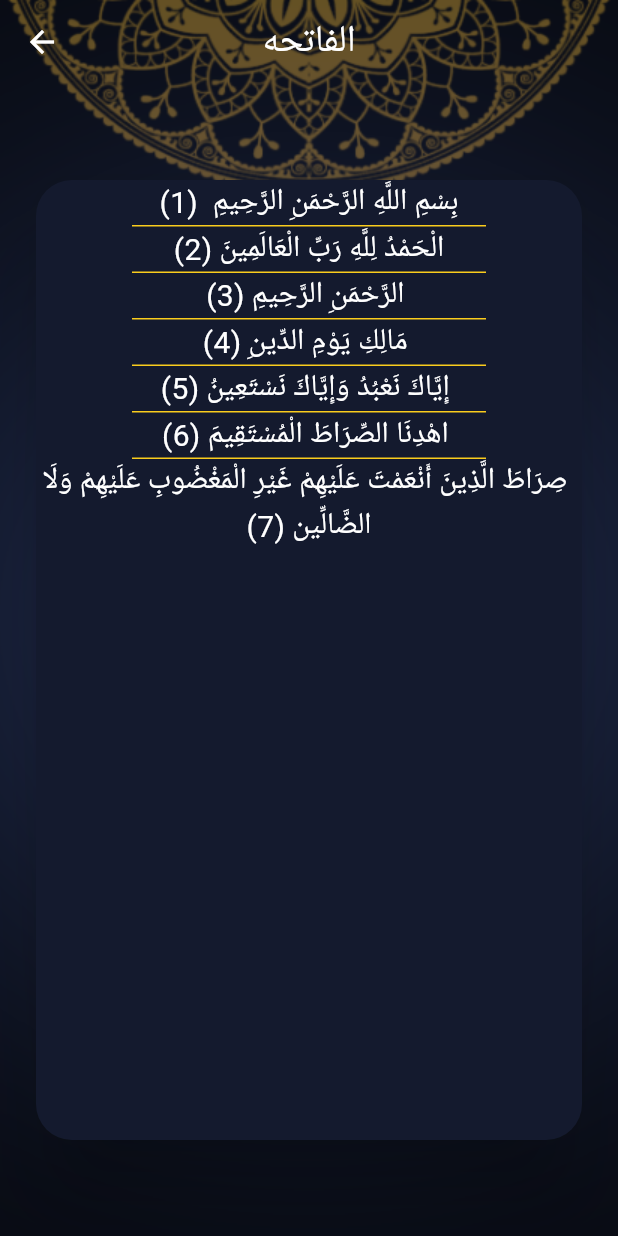
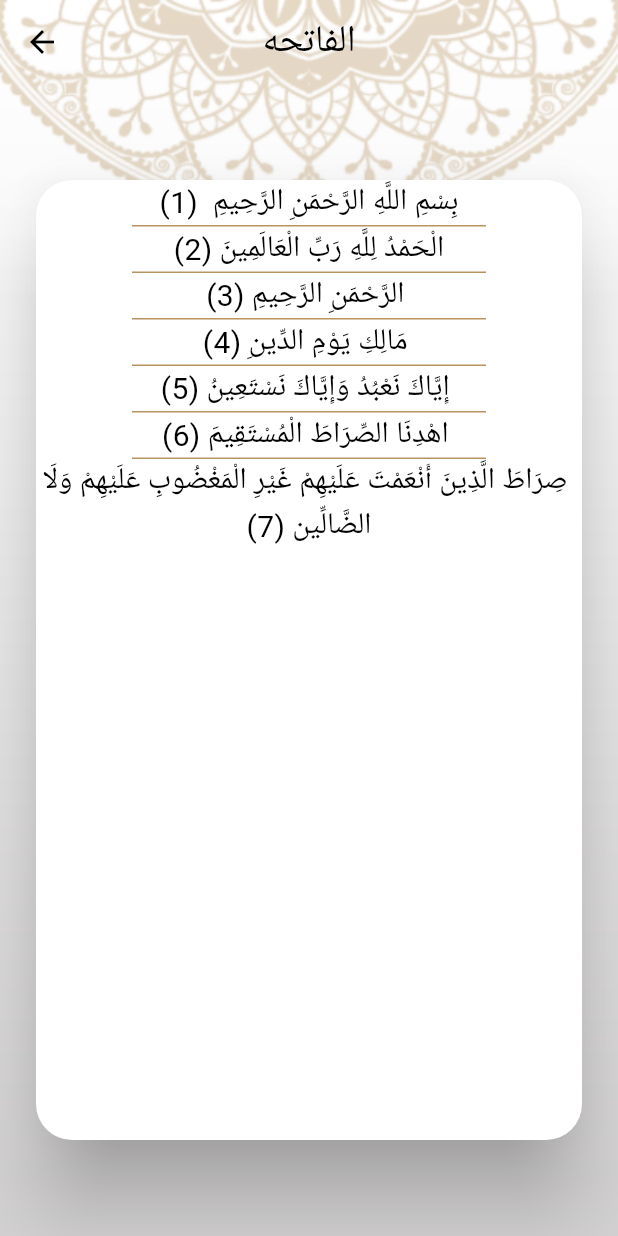
Before and after one commit to ShimaaShams2022/my_isalmi_app_2024, a Flutter app: the screen it shows after launch, after a tap on "الفاتحه", on a phone screen of 412 x 824 dp. Run offline on Flutter 3.47's test engine with Material 3 defaults, Android fonts, the light colour scheme and no system bars; generated files the repository leaves out were written again; Roboto replaces fonts that are missing (Intel).

Commit message:
feature: add setting tab note:using multi provider to change between dark and light mood and choose language between arabic and english

```diff
--- a/lib/appTranslation.dart
+++ /dev/null
@@ -1,6 +0,0 @@
-import 'package:flutter/cupertino.dart';
-import 'package:flutter_gen/gen_l10n/app_localizations.dart';
-
-AppLocalizations appTranslation(BuildContext context){
-  return AppLocalizations.of(context)!;
-}
--- a/lib/hadeth/Hadethtab.dart
+++ b/lib/hadeth/Hadethtab.dart
@@ -1,12 +1,9 @@
 import 'package:flutter/material.dart';
 import 'package:flutter/services.dart';
 import 'package:new_islami_app_c11/hadeth/HadethTitle.dart';
-import 'package:new_islami_app_c11/theme/MyTheme.dart';
 
 import '../ui_utilities.dart';
 
-
-import '../appTranslation.dart';
 
 class HadethTab extends StatefulWidget {
   HadethTab({super.key});
@@ -37,7 +34,7 @@ class _HadethTabState extends State<HadethTab> {
        Padding(
         padding: EdgeInsets.symmetric(vertical: 8.0),
         child: Text(
-          appTranslation(context).hadethNumber,
+          getTranslation(context).hadethNumber,
           style: Theme.of(context).textTheme.titleMedium,
         ),
       ),
--- a/lib/home/ButtomNavItem.dart
+++ b/lib/home/BottomNavigationItem.dart
@@ -1,9 +1,7 @@
 import 'package:flutter/material.dart';
-import 'package:new_islami_app_c11/theme/MyTheme.dart';
 
-
-class ButtonNavItem extends BottomNavigationBarItem {
-   ButtonNavItem(
+class BottomNavigationItem extends BottomNavigationBarItem {
+   BottomNavigationItem(
        String title,
        String iconPath,
        Color backGroundColor,
--- a/lib/home/DefaultScreen.dart
+++ b/lib/home/DefaultScreen.dart
@@ -1,6 +1,7 @@
 import 'package:flutter/material.dart';
-import 'package:new_islami_app_c11/theme/MyTheme.dart';
+import 'package:new_islami_app_c11/providers/ThemeProvider.dart';
 import 'package:new_islami_app_c11/ui_utilities.dart';
+import 'package:provider/provider.dart';
 
 class DefaultScreen extends StatelessWidget {
    DefaultScreen({required this.body,super.key});
@@ -10,7 +11,9 @@ class DefaultScreen extends StatelessWidget {
 
   @override
   Widget build(BuildContext context) {
-    bool isDark=MyThemeData.isDark;
+
+    ThemeProvider provider = Provider.of<ThemeProvider>(context);
+    bool isDark=provider.isDarkEnabled();
     return Stack(
         children: [
           Image.asset(
--- a/lib/home/HomeScreen.dart
+++ b/lib/home/HomeScreen.dart
@@ -1,13 +1,12 @@
 import 'package:flutter/material.dart';
-import 'package:new_islami_app_c11/appTranslation.dart';
 import 'package:new_islami_app_c11/hadeth/Hadethtab.dart';
 import 'package:new_islami_app_c11/home/DefaultScreen.dart';
 import 'package:new_islami_app_c11/quran/QuranTab.dart';
 import 'package:new_islami_app_c11/radio/RadioTab.dart';
 import 'package:new_islami_app_c11/sepha/SephaTab.dart';
-import 'package:new_islami_app_c11/home/ButtomNavItem.dart';
-import 'package:new_islami_app_c11/theme/MyTheme.dart';
+import 'package:new_islami_app_c11/home/BottomNavigationItem.dart';
 import 'package:new_islami_app_c11/ui_utilities.dart';
+import 'package:new_islami_app_c11/setting/settingTab.dart';
 
 class HomeScreen extends StatefulWidget {
   HomeScreen({super.key});
@@ -28,7 +27,7 @@ class _HomeScreenState extends State<HomeScreen> {
       body: Scaffold(
         appBar: AppBar(
           backgroundColor: Colors.transparent,
-          title: Text(appTranslation(context).appTitle,
+          title: Text(getTranslation(context).appTitle,
             style: Theme.of(context).textTheme.titleLarge,
           ),
         ),
@@ -40,14 +39,20 @@ class _HomeScreenState extends State<HomeScreen> {
           },
           currentIndex: selectedIndex,
           items: [
-            ButtonNavItem(appTranslation(context).quranTab, getFullPathImage('ic_quran.png'),
+            BottomNavigationItem(getTranslation(context).quranTab, getFullPathImage('ic_quran.png'),
             Theme.of(context).colorScheme.primary),
-            ButtonNavItem(appTranslation(context).hadethTab,  getFullPathImage('ic_hadeth.png'),
+            BottomNavigationItem(getTranslation(context).hadethTab,  getFullPathImage('ic_hadeth.png'),
                 Theme.of(context).colorScheme.primary),
-            ButtonNavItem(appTranslation(context).tasbehTab,  getFullPathImage('ic_sebha.png'),
+            BottomNavigationItem(getTranslation(context).tasbehTab,  getFullPathImage('ic_sebha.png'),
                 Theme.of(context).colorScheme.primary),
-            ButtonNavItem(appTranslation(context).radioTab,  getFullPathImage('ic_radio.png'),
+            BottomNavigationItem(getTranslation(context).radioTab,  getFullPathImage('ic_radio.png'),
                 Theme.of(context).colorScheme.primary),
+            BottomNavigationBarItem(
+              backgroundColor:Theme.of(context).colorScheme.primary ,
+              label: getTranslation(context).settingTab,
+                icon: const Icon(Icons.settings)
+            )
+
           ],
         ),
         body: tabs[selectedIndex],
@@ -55,5 +60,5 @@ class _HomeScreenState extends State<HomeScreen> {
     );
   }
 
-  var tabs = [QuranTab(), HadethTab(), SephaTab(), RadioTab()];
+  var tabs = [QuranTab(), HadethTab(), SephaTab(), RadioTab(),SettingTab()];
 }
--- a/lib/main.dart
+++ b/lib/main.dart
@@ -1,13 +1,19 @@
+import 'package:flutter/cupertino.dart';
 import 'package:flutter/material.dart';
 import 'package:new_islami_app_c11/hadeth/HadethDetailsScreen.dart';
+import 'package:new_islami_app_c11/providers/LocaleProvider.dart';
+import 'package:new_islami_app_c11/providers/ThemeProvider.dart';
 import 'package:new_islami_app_c11/quran/ChapterDetails.dart';
 import 'package:new_islami_app_c11/theme/MyTheme.dart';
-import 'package:flutter_localizations/flutter_localizations.dart';
+import 'package:provider/provider.dart';
 import 'home/HomeScreen.dart';
 import 'package:flutter_gen/gen_l10n/app_localizations.dart';
 
 void main() {
-  runApp(const MyApp());
+  runApp(MultiProvider(providers: [
+    ChangeNotifierProvider(create: (_) => ThemeProvider()),
+    ChangeNotifierProvider(create: (_) => LocaleProvider()),
+  ], child: const MyApp()));
 }
 
 class MyApp extends StatelessWidget {
@@ -16,6 +22,8 @@ class MyApp extends StatelessWidget {
   // This widget is the root of your application.
   @override
   Widget build(BuildContext context) {
+    ThemeProvider themeProvider = ThemeProvider.get(context);
+    LocaleProvider localeProvider = LocaleProvider.get(context);
     return MaterialApp(
       debugShowCheckedModeBanner: false,
       initialRoute: HomeScreen.routeName,
@@ -23,16 +31,13 @@ class MyApp extends StatelessWidget {
         HomeScreen.routeName: (context) => HomeScreen(),
         ChapterDetails.routeName: (context) => const ChapterDetails(),
         HadethDetailsScreen.routeName: (context) => const HadethDetailsScreen(),
-
       },
-      theme:MyThemeData.lightTheme,
+      theme: MyThemeData.lightTheme,
       darkTheme: MyThemeData.darkTheme,
-      themeMode: ThemeMode.dark,
-
+      themeMode: themeProvider.currentTheme,
       localizationsDelegates: AppLocalizations.localizationsDelegates,
       supportedLocales: AppLocalizations.supportedLocales,
-      locale: Locale('en'),
-
+      locale: Locale(localeProvider.currentLocale),
     );
   }
 }
--- /dev/null
+++ b/lib/providers/LocaleProvider.dart
@@ -0,0 +1,19 @@
+import 'package:flutter/material.dart';
+import 'package:provider/provider.dart';
+
+class LocaleProvider extends ChangeNotifier {
+String currentLocale='en';
+ void changeLocale(String newLocale){
+   currentLocale=newLocale;
+   notifyListeners();
+ }
+
+static LocaleProvider get(BuildContext context){
+  return Provider.of<LocaleProvider>(context);
+}
+
+String getCurrentLocaleText(){
+   return currentLocale=='en'?"English":"العربية";
+}
+
+}
--- /dev/null
+++ b/lib/providers/ThemeProvider.dart
@@ -0,0 +1,30 @@
+// observable - subject  - provider
+
+
+import 'package:flutter/material.dart';
+import 'package:provider/provider.dart';
+
+import '../ui_utilities.dart';
+
+class ThemeProvider extends ChangeNotifier{
+
+  ThemeMode currentTheme = ThemeMode.light;
+
+  void changeTheme(ThemeMode newTheme){
+    currentTheme= newTheme;
+    notifyListeners();
+  }
+
+  bool isDarkEnabled() {
+    return currentTheme==ThemeMode.dark;
+  }
+
+  static ThemeProvider get(BuildContext context){
+    return Provider.of<ThemeProvider>(context);
+  }
+
+  String getCurrentThemeText(BuildContext context){
+     if(currentTheme==ThemeMode.dark) return getTranslation(context).dark;
+        else return getTranslation(context).light;
+  }
+}
--- a/lib/quran/ChapterDetails.dart
+++ b/lib/quran/ChapterDetails.dart
@@ -2,7 +2,7 @@ import 'package:flutter/material.dart';
 import 'package:flutter/services.dart';
 import 'package:new_islami_app_c11/home/DefaultScreen.dart';
 import 'package:new_islami_app_c11/quran/VerseContent.dart';
-import 'package:new_islami_app_c11/theme/MyTheme.dart';
+
 
 
 
@@ -50,7 +50,7 @@ class _ChapterDetailsState extends State<ChapterDetails> {
             height: 1,
             color: Theme.of(context).dividerColor,
             width: double.infinity,
-            margin: EdgeInsets.symmetric(horizontal: 64),
+            margin: const EdgeInsets.symmetric(horizontal: 64),
           ),
 
         )
--- a/lib/quran/QuranTab.dart
+++ b/lib/quran/QuranTab.dart
@@ -1,11 +1,6 @@
 import 'package:flutter/material.dart';
 import 'package:new_islami_app_c11/quran/ChapterTitle.dart';
-import 'package:new_islami_app_c11/theme/MyTheme.dart';
-
 import '../ui_utilities.dart';
-
-
-import '../appTranslation.dart';
 
 class QuranTab extends StatelessWidget {
   QuranTab({super.key});
@@ -139,7 +134,7 @@ class QuranTab extends StatelessWidget {
         ),
          Padding(
           padding: EdgeInsets.symmetric(vertical: 8.0),
-          child: Text(appTranslation(context).chapterTitle,
+          child: Text(getTranslation(context).chapterTitle,
             style:Theme.of(context).textTheme.titleMedium
           ),
         ),
--- a/lib/theme/MyTheme.dart
+++ b/lib/theme/MyTheme.dart
@@ -4,9 +4,6 @@ class MyThemeData{
   static const Color lightPrimary = Color(0xFFB7935F);
   static const Color darkPrimary = Color(0xFF141A2E);
   static const Color darkSecondary = Color(0xFFFACC1D);
-  static const bool isDark=true;
-
-
 
   static final ThemeData lightTheme= ThemeData(
 
@@ -120,6 +117,7 @@ class MyThemeData{
 
     ),
     cardTheme: CardTheme(
+
       color: darkPrimary,
       surfaceTintColor: null,
     ),
--- a/lib/ui_utilities.dart
+++ b/lib/ui_utilities.dart
@@ -1,3 +1,10 @@
+import 'package:flutter/material.dart';
+import 'package:flutter_gen/gen_l10n/app_localizations.dart';
+
 String getFullPathImage(String imageName) {
   return "assets/images/$imageName";
 }
+
+AppLocalizations getTranslation(BuildContext context){
+  return AppLocalizations.of(context)!;
+}
--- a/pubspec.yaml
+++ b/pubspec.yaml
@@ -35,6 +35,8 @@ dependencies:
   flutter_localizations:
     sdk: flutter
   intl: any
+
+  provider: ^6.1.2
 
 
   # The following adds the Cupertino Icons font to your application.
```
Also changed, not shown: lib/l10n/app_ar.arb (+8 -1 lines), lib/l10n/app_en.arb (+8 -1 lines), lib/sepha/SephaTab.dart (+1 -6 lines), lib/setting/LanguageButtomSheet.dart (added, +79 -0 lines), lib/setting/ThemeBottomSheet.dart (added, +83 -0 lines), lib/setting/settingTab.dart (added, +106 -0 lines), pubspec.lock. Lines whose indentation alone changed are shown as unchanged.
